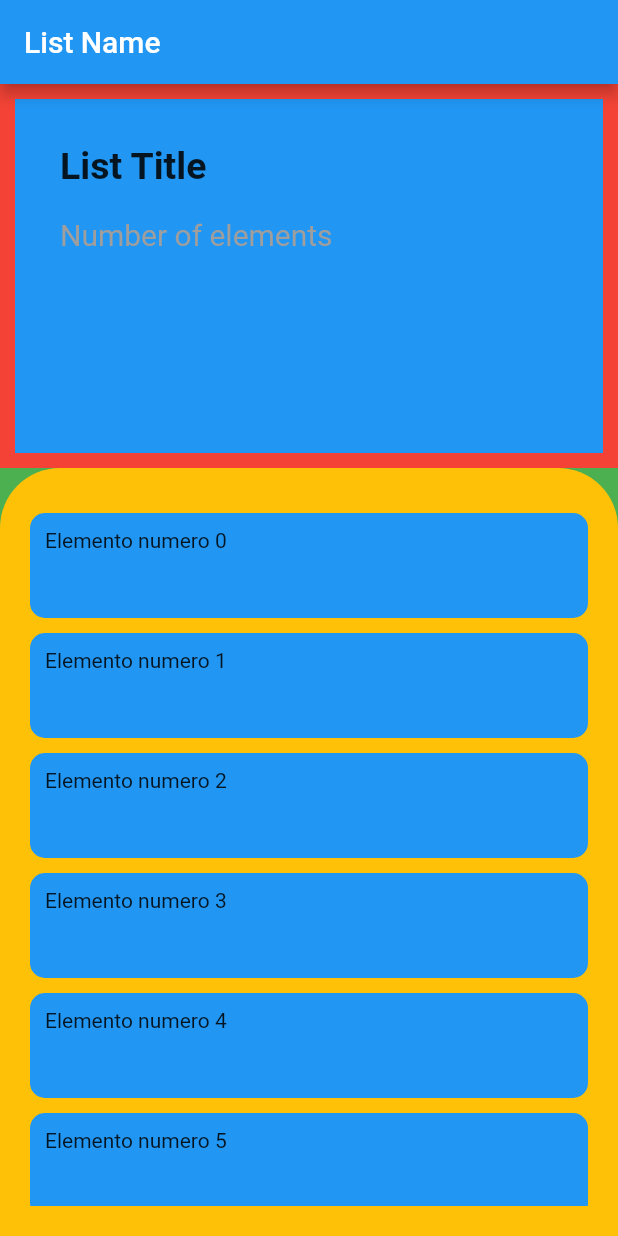
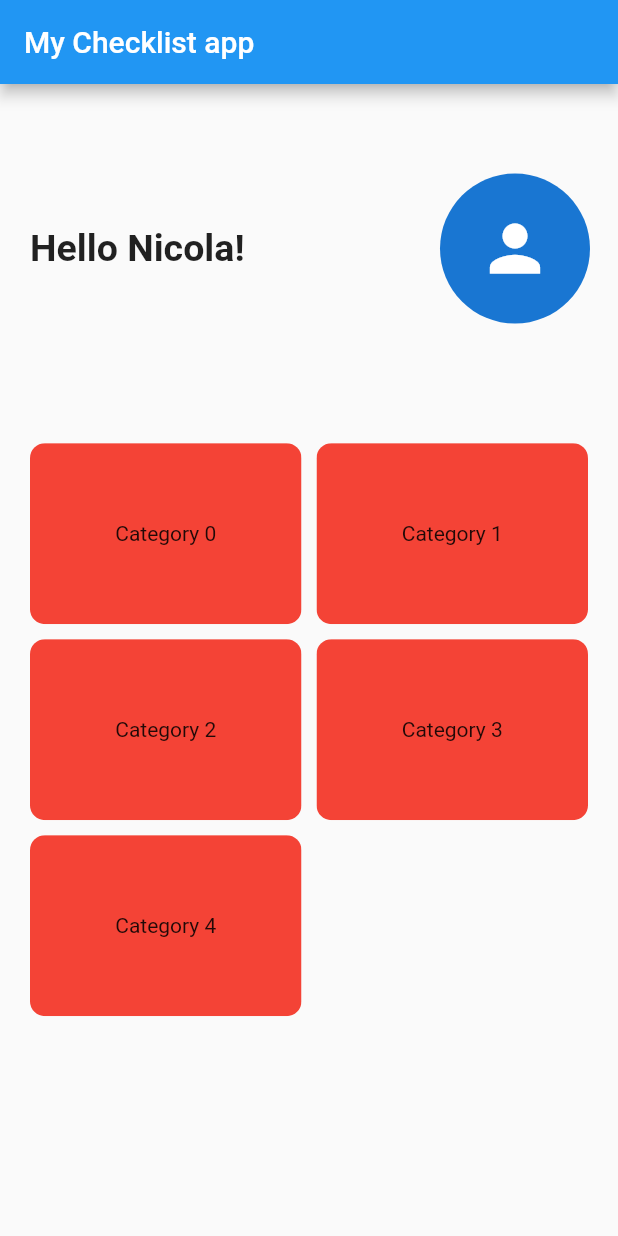
Before and after one commit to xFlappy/check-list_app, a Flutter app: the screen it shows after launch, on a phone screen of 412 x 824 dp. Run offline on Flutter 3.47's test engine with Material 2 defaults, Android fonts, the light colour scheme and no system bars.

Commit message:
Finished basic ui
Finito interfaccia a brutta, e i collegamenti di base provati

```diff
--- a/lib/main.dart
+++ b/lib/main.dart
@@ -1,7 +1,9 @@
 import 'package:flutter/material.dart';
 import 'package:provider/provider.dart';
 
-import 'package:checklist_app/screens/checklist_detail_screen.dart';
+import './screens/checklist_detail_screen.dart';
+import './screens/checklist_screen.dart';
+import './screens/categories_screen.dart';
 
 void main() {
   runApp(MyApp());
@@ -11,12 +13,25 @@ class MyApp extends StatelessWidget {
   @override
   Widget build(BuildContext context) {
     return MaterialApp(
-      title: 'CheckListApp',
+      title: 'Checklist APP',
       theme: ThemeData(
         primarySwatch: Colors.blue,
         accentColor: Colors.green,
       ),
-      home: ChecklistDetailScreen(),
+      home: CategoriesScreen(),
+      routes: {
+        CheckListScreen.routeName: (ctx) => CheckListScreen(),
+        ChecklistDetailScreen.routeName: (ctx) => ChecklistDetailScreen(),
+      },
     );
+
+    // return MaterialApp(
+    //   title: 'CheckListApp',
+    //   theme: ThemeData(
+    //     primarySwatch: Colors.blue,
+    //     accentColor: Colors.green,
+    //   ),
+    //   home: CategoriesScreen(),
+    // );
   }
 }
--- a/lib/screens/categories_screen.dart
+++ b/lib/screens/categories_screen.dart
@@ -0,0 +1,85 @@
+import 'package:flutter/material.dart';
+import 'package:provider/provider.dart';
+
+import './checklist_detail_screen.dart';
+import './checklist_screen.dart';
+
+class CategoriesScreen extends StatelessWidget {
+  @override
+  Widget build(BuildContext context) {
+    return Scaffold(
+      appBar: AppBar(
+        title: Text('My Checklist app'),
+      ),
+      body: Column(
+        children: [
+          // SUPERIOR PART
+          Expanded(
+            flex: 2,
+            child: Container(
+              child: Row(
+                children: [
+                  Expanded(
+                    flex: 2,
+                    child: Container(
+                      padding: EdgeInsets.only(
+                        left: 20,
+                      ),
+                      alignment: Alignment.centerLeft,
+                      child: Text(
+                        'Hello Nicola!',
+                        style: TextStyle(
+                          fontSize: 25,
+                          fontWeight: FontWeight.bold,
+                        ),
+                      ),
+                    ),
+                  ),
+                  Expanded(
+                    flex: 1,
+                    child: CircleAvatar(
+                      child: Icon(
+                        Icons.person,
+                        size: 50,
+                      ),
+                      radius: 50,
+                    ),
+                  )
+                ],
+              ),
+            ),
+          ),
+          // INFERIOR PART
+          Expanded(
+              flex: 5,
+              child: GridView.builder(
+                padding: const EdgeInsets.all(20),
+                gridDelegate: SliverGridDelegateWithFixedCrossAxisCount(
+                  crossAxisCount: 2,
+                  childAspectRatio: 3 / 2,
+                  crossAxisSpacing: 10,
+                  mainAxisSpacing: 10,
+                ),
+                itemCount: 5,
+                itemBuilder: (ctx, i) {
+                  return ClipRRect(
+                    borderRadius: BorderRadius.circular(10),
+                    child: GestureDetector(
+                      onTap: () {
+                        Navigator.of(context)
+                            .pushNamed(CheckListScreen.routeName);
+                      },
+                      child: Container(
+                        alignment: Alignment.center,
+                        color: Colors.red,
+                        child: Text('Category $i'),
+                      ),
+                    ),
+                  );
+                },
+              )),
+        ],
+      ),
+    );
+  }
+}
--- a/lib/screens/checklist_detail_screen.dart
+++ b/lib/screens/checklist_detail_screen.dart
@@ -1,14 +1,36 @@
+import 'dart:io';
+
 import 'package:flutter/material.dart';
+import 'package:flutter/cupertino.dart';
+import 'package:provider/provider.dart';
 
-class ChecklistDetailScreen extends StatelessWidget {
+class ChecklistDetailScreen extends StatefulWidget {
+  static const routeName = '/cheklist-detail';
+
+  @override
+  _ChecklistDetailScreenState createState() => _ChecklistDetailScreenState();
+}
+
+class _ChecklistDetailScreenState extends State<ChecklistDetailScreen> {
+  bool _checkBoxTest = false;
+  //ricordarsi che se le checkbox li cambio in un altro widget questo può essere stateless
+
   @override
   Widget build(BuildContext context) {
-    return Scaffold(
+    return Platform.isIOS
+        ? CupertinoPageScaffold(
+            navigationBar: CupertinoNavigationBar(),
+            child: Container(
+              child: Text('Prova'),
+              alignment: Alignment.center,
+            ),
+          )
+        : Scaffold(
             appBar: AppBar(
-        title: Text('List Name'),
+              title: Text('Checklist Name'),
             ),
             body: Container(
-        color: Colors.green,
+              color: Colors.blue,
               width: double.infinity,
               child: Column(
                 children: [
@@ -16,13 +38,13 @@ class ChecklistDetailScreen extends StatelessWidget {
                   Expanded(
                     flex: 1,
                     child: Container(
-                color: Colors.red,
+                      // color: Colors.red,
                       width: double.infinity,
                       padding: EdgeInsets.all(10),
                       height: MediaQuery.of(context).size.height * 0.3,
                       child: Container(
                         padding: EdgeInsets.all(20),
-                  color: Colors.blue,
+                        // color: Colors.blue,
                         alignment: Alignment.centerLeft,
                         child: Column(
                           children: [
@@ -62,24 +84,28 @@ class ChecklistDetailScreen extends StatelessWidget {
                           topLeft: Radius.circular(40),
                           topRight: Radius.circular(40),
                         ),
-                  color: Colors.amber,
+                        color: Colors.white,
                       ),
                       padding: EdgeInsets.all(20),
                       child: ListView.builder(
+                        physics: BouncingScrollPhysics(),
                         itemCount: 12,
                         itemBuilder: (ctx, i) {
-                    return Container(
-                      margin: EdgeInsets.only(top: 10),
-                      padding: EdgeInsets.all(10),
-                      height: 70,
-                      child: Text('Elemento numero $i'),
-                      // color: Colors.pink,
-                      decoration: BoxDecoration(
-                        color: Colors.blue,
-                        borderRadius: BorderRadius.all(
-                          Radius.circular(10),
+                          return Column(
+                            children: [
+                              ListTile(
+                                title: Text('Elemento numero $i'),
+                                trailing: Checkbox(
+                                  value: _checkBoxTest,
+                                  onChanged: (value) {
+                                    setState(() {
+                                      _checkBoxTest = value;
+                                    });
+                                  },
                                 ),
                               ),
+                              Divider(),
+                            ],
                           );
                         },
                       ),
```
Also changed, not shown: lib/provider/check-lists.dart (+22 -7 lines), lib/screens/checklist_screen.dart (+43 -0 lines), 1 other file. Lines whose indentation alone changed are shown as unchanged.
